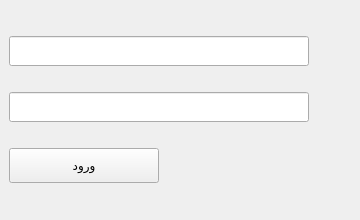
First picture: the form in login.ui, repository BehnamYousefiSheikhRobat/newest, before the edit.
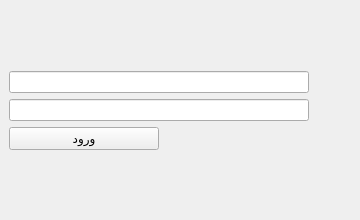
Second picture: the form after the edit.

What changed in the file:
```diff
--- a/login.ui
+++ b/login.ui
@@ -13,7 +13,17 @@
   <widget class="QWidget" name="centralwidget">
    <layout class="QVBoxLayout" name="verticalLayout">
     <item>
-     <spacer/>
+     <spacer>
+      <property name="orientation">
+       <enum>Qt::Orientation::Vertical</enum>
+      </property>
+      <property name="sizeHint" stdset="0">
+       <size>
+        <width>0</width>
+        <height>0</height>
+       </size>
+      </property>
+     </spacer>
     </item>
     <item>
      <widget class="QLineEdit" name="username_edit">
@@ -49,7 +59,17 @@
      </widget>
     </item>
     <item>
-     <spacer/>
+     <spacer>
+      <property name="orientation">
+       <enum>Qt::Orientation::Vertical</enum>
+      </property>
+      <property name="sizeHint" stdset="0">
+       <size>
+        <width>0</width>
+        <height>0</height>
+       </size>
+      </property>
+     </spacer>
     </item>
    </layout>
   </widget>
```
Left out of the diff: 6 changed lines with no effect on the pictures.
